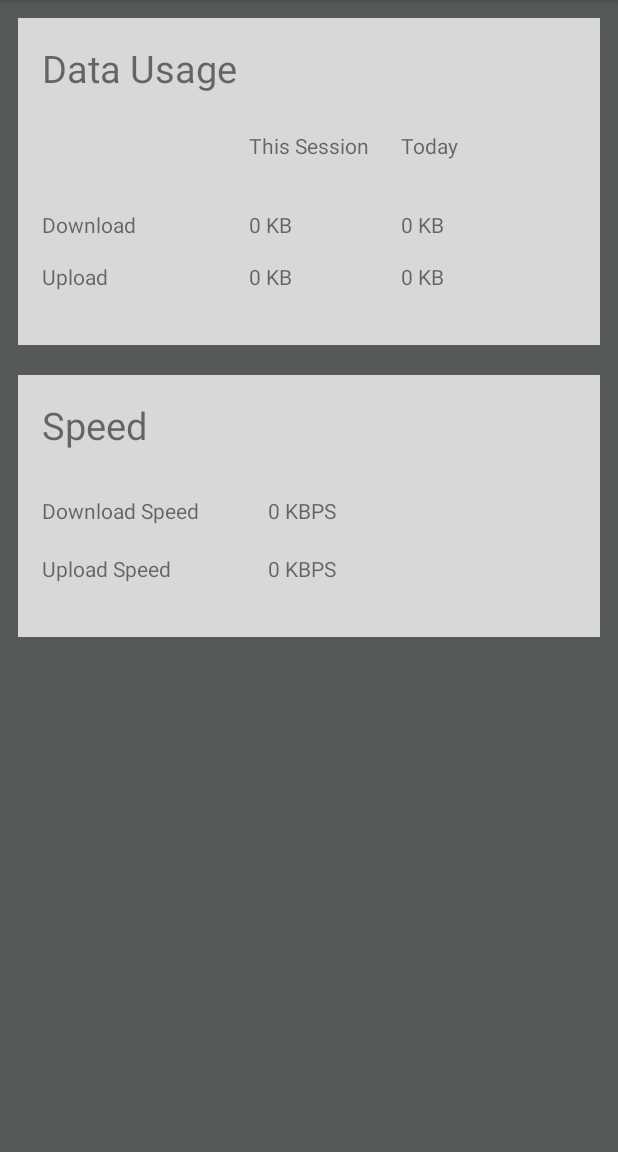
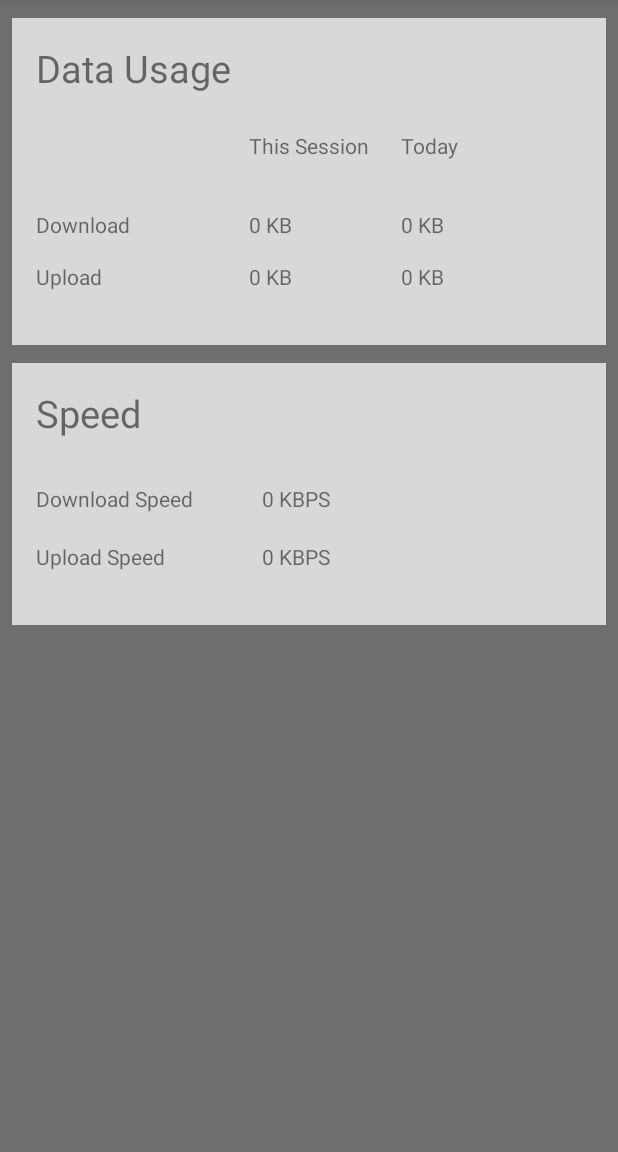
Before and after one commit to sidsquare/NetStats-Android, an Android app: the screen it shows after launch (MainActivity), on a phone screen of 412 x 824 dp, the part 84-1236 px from its top. Run offline under Robolectric (Android 15) with nearby library versions, the phone set to English and light mode, and no system bars; libraries missing offline, so code that uses them is left out: com.github.mikephil.charting.

Commit message:
Made some changes 4

```diff
--- a/app/src/main/java/com/siddharth/netstats/MainActivity.java
+++ b/app/src/main/java/com/siddharth/netstats/MainActivity.java
@@ -258,8 +258,7 @@ public class MainActivity extends ActionBarActivity
 
         //open the database
         db = openOrCreateDatabase("database", Context.MODE_PRIVATE, null);
-        db.beginTransaction();
-        db.execSQL("CREATE TABLE IF NOT EXISTS transfer_week('date' VARCHAR NOT NULL UNIQUE,'down_transfer' integer,'up_transfer' integer,'down_transfer_mob' integer,'up_transfer_mob' integer);");
+        db.execSQL("create table if not exists transfer_week('date' VARCHAR NOT NULL UNIQUE,'down_transfer' integer,'up_transfer' integer,'down_transfer_mob' integer,'up_transfer_mob' integer);");
         db.execSQL("create table if not exists transfer_hour('hour' integer not null unique,'down' integer,'up' integer,'down_mob' integer,'up_mob' integer);");
         db.execSQL("create table if not exists this_month('package' varchar not null ,'date' varchar not null,'app' varchar,'down' integer,'up' integer,'down_mob' integer,'up_mob' integer);");
         db.execSQL("create table if not exists app('package' varchar not null ,'down' integer,'up' integer,'down_mob' integer,'up_mob' integer);");
@@ -269,7 +268,6 @@ public class MainActivity extends ActionBarActivity
         Cursor c = db.rawQuery("select * from transfer_week where date=\"" + date + "\";", null);
         if (c.getCount() == 0)
             db.execSQL("insert into transfer_week values(\"" + date + "\",0,0,0,0);");
-        db.endTransaction();
 
         handler.postDelayed(runnable, 1000);
     }
@@ -488,8 +486,8 @@ public class MainActivity extends ActionBarActivity
         public void run()
         {
 
-            //intialize fragment at startup
-            db.beginTransaction();
+            //initialize fragment at startup
+
             if (first_time)
             {
                 Cursor c = db.rawQuery("select down_transfer,up_transfer,down_transfer_mob,up_transfer_mob from transfer_week where date=\"" + date + "\";", null);
@@ -517,6 +515,12 @@ public class MainActivity extends ActionBarActivity
                 frag.go(temp1, temp2, temp3, temp4, temp5, temp6);
                 first_time = false;
             }
+            /*if(sharedPref.getBoolean("purge",false))
+            {
+                self_destruct();
+            }*/
+            db.beginTransaction();
+
             try
             {
                 //get and set current stats
@@ -571,7 +575,7 @@ public class MainActivity extends ActionBarActivity
 
 
                 //formatting units for display
-                int l = Integer.parseInt(sharedPref.getString("listPref", "")) - 1;
+                int l = Integer.parseInt(sharedPref.getString("listPref", "1")) - 1;
                 String unit;
                 if (l == 0)
                     unit = " KB";
@@ -588,7 +592,7 @@ public class MainActivity extends ActionBarActivity
                 else
                     df = new DecimalFormat("0");
 
-                l = Integer.parseInt(sharedPref.getString("listPref2", "")) - 1;
+                l = Integer.parseInt(sharedPref.getString("listPref2", "1")) - 1;
                 String unit2;
                 if (l == 0)
                     unit2 = " KBPS";
@@ -634,6 +638,8 @@ public class MainActivity extends ActionBarActivity
 
 
                 //limit
+                if(mob==true)
+                {
                     editor.putLong("flimit", sharedPref.getLong("flimit", 0) + down_speed + up_speed);
                     editor.commit();
 
@@ -651,7 +657,7 @@ public class MainActivity extends ActionBarActivity
                         nm2.notify(2, n2);
                         editor.putBoolean("noti_visible2", true);
                     }
-
+                }
                 //reseting data used on month change
                 if (t3 != sharedPref.getInt("cur_month", 0))
                 {
@@ -659,7 +665,7 @@ public class MainActivity extends ActionBarActivity
                     editor.putInt("cur_month", t3);
                     editor.putBoolean("noti_visible2", false);
                     editor.commit();
-                    nm2.cancel(2);
+                    nm2.cancelAll();
                 }
 
                 if (!sharedPref.getBoolean("not_pers", false))
@@ -677,14 +683,31 @@ public class MainActivity extends ActionBarActivity
                     notificationManger.notify(1, builder.build());
                 }
                 db.endTransaction();
-                handler.postDelayed(this, 1000);
             }
             catch (NullPointerException n)
             {
                 Log.v("piss", "off");
             }
+
+        handler.postDelayed(this, 1000);
         }
     };
+
+    private void self_destruct()
+    {
+        db.execSQL("delete from 'transfer_week';");
+        db.execSQL("delete from 'transfer_hour';");
+        db.execSQL("delete from 'this_month';");
+        db.execSQL("delete from 'app'");
+        editor.putBoolean("purge",false);
+        editor.commit();
+
+        //get today's date and create entry
+        date = new SimpleDateFormat("yyyy-MM-dd").format(new Date());
+        Cursor c = db.rawQuery("select * from transfer_week where date=\"" + date + "\";", null);
+        if (c.getCount() == 0)
+            db.execSQL("insert into transfer_week values(\"" + date + "\",0,0,0,0);");
+    }
 
     @Override
     public boolean onCreateOptionsMenu(Menu menu)
@@ -776,6 +799,8 @@ public class MainActivity extends ActionBarActivity
             editor.putLong("d_today_mob", 0);
         if (!sharedPref.contains("u_today_mob"))
             editor.putLong("u_today_mob", 0);
+        if (!sharedPref.contains("purge"))
+            editor.putBoolean("purge", false);
         editor.putBoolean("is_app_open", true);
         editor.putBoolean("dnd", false);
 
@@ -789,6 +814,8 @@ public class MainActivity extends ActionBarActivity
         editor.putLong("u_today", 0);
         editor.putLong("d_today_mob", 0);
         editor.putLong("u_today_mob", 0);
+
+        editor.putBoolean("purge", false);
         editor.putBoolean("noti_visible2", false);
         editor.commit();
     }
--- a/app/src/main/res/layout/cfrag1.xml
+++ b/app/src/main/res/layout/cfrag1.xml
@@ -5,14 +5,14 @@
     android:layout_width="match_parent"
     android:layout_height="match_parent"
     android:orientation="vertical"
-    android:background="#ff565959">
+    android:background="#ff6d6e6e">
     <LinearLayout
         xmlns:android="http://schemas.android.com/apk/res/android"
         xmlns:tools="http://schemas.android.com/tools"
         android:layout_width="fill_parent"
         android:layout_height="fill_parent"
         android:orientation="vertical"
-        android:background="#ff565959"
+        android:background="#ff6d6e6e"
         android:paddingBottom="0dp"
         android:gravity="fill|fill_vertical"
         android:layoutMode="clipBounds">
@@ -24,14 +24,14 @@
             android:paddingTop="@dimen/activity_vertical_margin"
             android:paddingBottom="@dimen/activity_vertical_margin" tools:context=".MainActivity"
             android:baselineAligned="false"
-            android:layout_marginLeft="12dp"
-            android:layout_marginRight="12dp"
+            android:layout_marginLeft="8dp"
+            android:layout_marginRight="8dp"
             android:background="#ffd8d9d7"
             android:layout_marginTop="12dp"
-            android:layout_marginBottom="20dp">
+            android:layout_marginBottom="12dp">
 
             <TextView
-                android:layout_width="match_parent"
+                android:layout_width="wrap_content"
                 android:layout_height="wrap_content"
                 android:text="Download"
                 android:id="@+id/textView"
@@ -55,23 +55,24 @@
                 android:layout_height="wrap_content"
                 android:text="0 KB"
                 android:id="@+id/tv1"
-                android:layout_alignTop="@+id/textView"
+                android:layout_alignLeft="@+id/textView3"
+                android:layout_alignStart="@+id/textView3"
+                android:layout_alignRight="@+id/textView3"
+                android:layout_alignEnd="@+id/textView3"
                 android:layout_alignBottom="@+id/textView"
-                android:layout_toLeftOf="@+id/tv4"
-                android:layout_alignLeft="@+id/textView3"
-                android:layout_alignStart="@+id/textView3"/>
+                android:layout_alignTop="@+id/textView"/>
 
             <TextView
                 android:layout_width="wrap_content"
                 android:layout_height="wrap_content"
                 android:text="0 KB"
                 android:id="@+id/tv2"
-                android:layout_alignTop="@+id/textView2"
                 android:layout_alignLeft="@+id/tv1"
                 android:layout_alignStart="@+id/tv1"
                 android:layout_alignRight="@+id/tv1"
                 android:layout_alignEnd="@+id/tv1"
-                android:layout_alignBottom="@+id/textView2"/>
+                android:layout_alignBottom="@+id/textView2"
+                android:layout_alignTop="@+id/textView2"/>
 
 
 
@@ -121,24 +122,24 @@
                 android:layout_height="wrap_content"
                 android:text="0 KB"
                 android:id="@+id/tv5"
-                android:layout_above="@+id/textView2"
-                android:layout_alignTop="@+id/textView"
                 android:layout_alignLeft="@+id/textView4"
                 android:layout_alignStart="@+id/textView4"
                 android:layout_alignParentRight="true"
-                android:layout_alignParentEnd="true"/>
+                android:layout_alignParentEnd="true"
+                android:layout_alignTop="@+id/tv1"
+                android:layout_alignBottom="@+id/tv1"/>
 
             <TextView
                 android:layout_width="wrap_content"
                 android:layout_height="wrap_content"
                 android:text="0 KB"
                 android:id="@+id/tv6"
-                android:layout_alignRight="@+id/textView"
-                android:layout_alignEnd="@+id/textView"
                 android:layout_alignLeft="@+id/tv5"
                 android:layout_alignStart="@+id/tv5"
-                android:layout_alignTop="@+id/tv2"
-                android:layout_alignBottom="@+id/tv2"/>
+                android:layout_alignBottom="@+id/tv2"
+                android:layout_alignParentRight="true"
+                android:layout_alignParentEnd="true"
+                android:layout_alignTop="@+id/tv2"/>
 
         </RelativeLayout>
             <RelativeLayout
@@ -149,8 +150,8 @@
                 android:paddingTop="@dimen/activity_vertical_margin"
                 android:paddingBottom="@dimen/activity_vertical_margin" tools:context=".MainActivity"
                 android:baselineAligned="false"
-                android:layout_marginLeft="12dp"
-                android:layout_marginRight="12dp"
+                android:layout_marginLeft="8dp"
+                android:layout_marginRight="8dp"
                 android:background="#ffd8d9d7"
                 android:layout_marginTop="0dp"
                 android:layout_marginBottom="15dp">
--- a/app/src/main/res/xml/preference.xml
+++ b/app/src/main/res/xml/preference.xml
@@ -42,5 +42,10 @@
             android:key="limit_on_wifi"
             android:title="Apply Data Limit on WIFI"
             android:defaultValue="false"/>
+        <!--<Preference
+            android:id="@+id/purge"
+            android:key="purge"
+            android:summary="Clear all Data"
+            android:title="Purge" />-->
     </PreferenceCategory>
 </PreferenceScreen>
```
Also changed, not shown: app/src/main/java/com/siddharth/netstats/preference.java (+13 -0 lines), app/src/main/java/com/siddharth/netstats/service.java (+11 -3 lines), app/src/main/res/drawable/no.png (added), app/src/main/res/drawable/noc2.png (added), 2 other files. Lines whose indentation alone changed are shown as unchanged.
